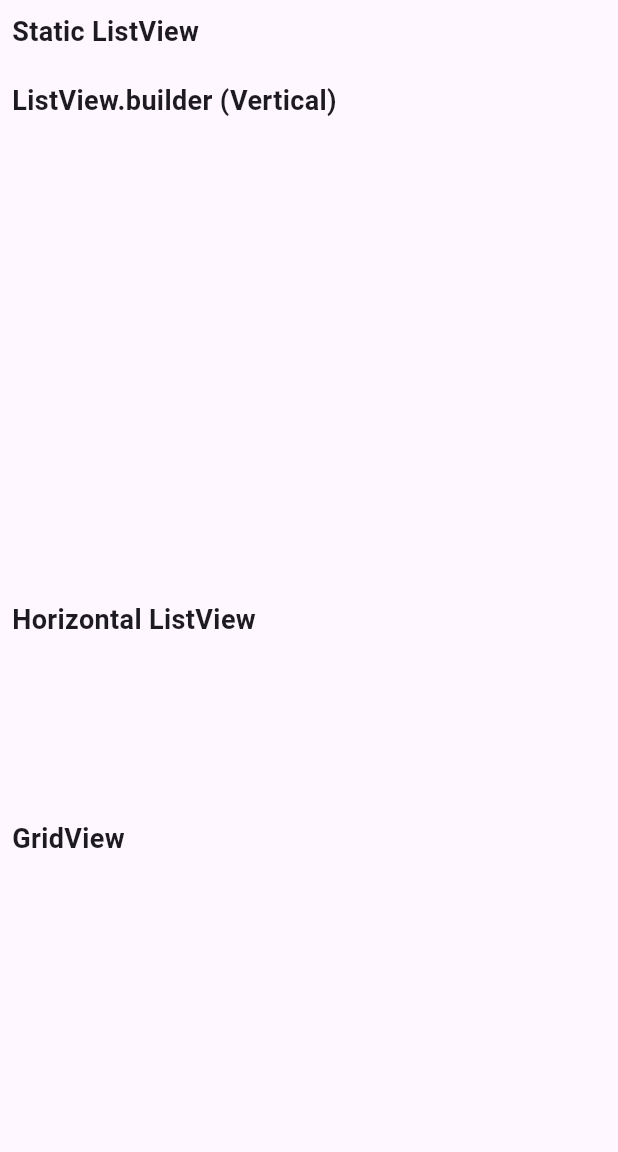
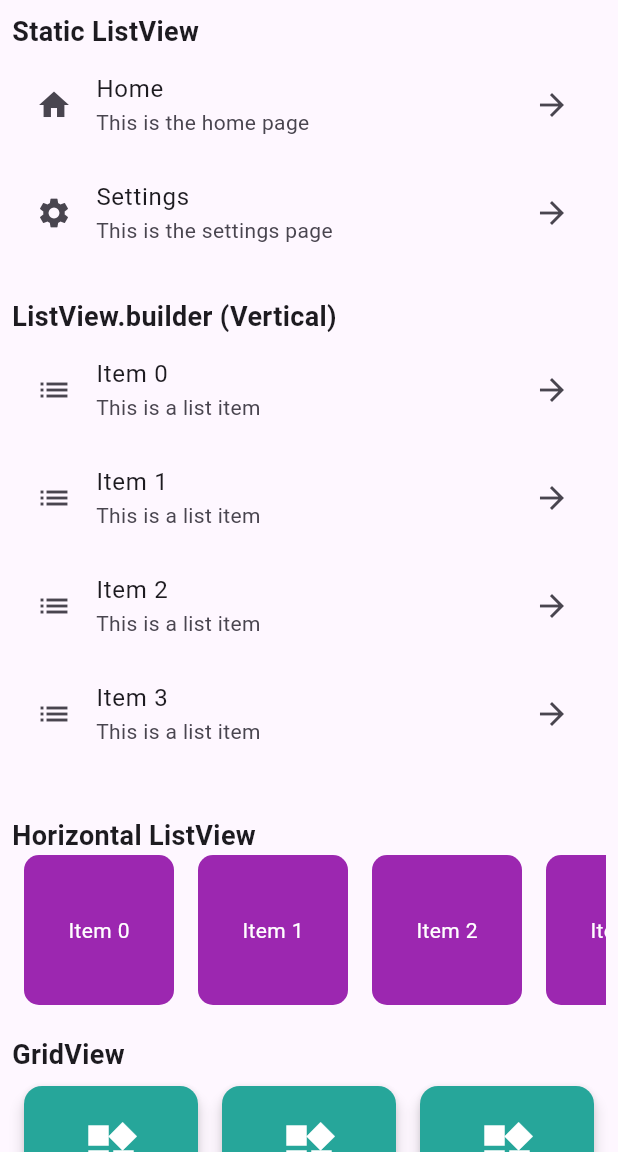
Before and after one commit to amndaaudi/latihan-praktikum-flutter, a Flutter app: the screen it shows after launch, on a phone screen of 412 x 824 dp, the part 84-1236 px from its top. Run offline on Flutter 3.47's test engine with Material 3 defaults, Android fonts, the phone set to English and light mode, and no system bars.

Commit message:
230441100096_AmandaAudiaBenitaPutri_KakKukuh_LatihanModul1

```diff
--- a/latihan_layout_navigation/lib/latihan_layout.dart
+++ b/latihan_layout_navigation/lib/latihan_layout.dart
@@ -20,7 +20,18 @@ class LayoutPage extends StatelessWidget {
             style: TextStyle(fontSize: 18, fontWeight: FontWeight.bold),
           ),
           // START TODO 1
-
+          const ListTile(
+            leading: Icon(Icons.home),
+            title: Text('Home'),
+            subtitle: Text('This is the home page'),
+            trailing: Icon(Icons.arrow_forward),
+          ),
+          const ListTile(
+            leading: Icon(Icons.settings),
+            title: Text('Settings'),
+            subtitle: Text('This is the settings page'),
+            trailing: Icon(Icons.arrow_forward),
+          ),
           // END TODO 1
           const SizedBox(height: 20),
 
@@ -32,6 +43,14 @@ class LayoutPage extends StatelessWidget {
           SizedBox(
             height: 300,
             // START TODO 2
+          child:ListView.builder(itemCount: 20, itemBuilder: (context, index) {
+              return ListTile(
+                leading: const Icon(Icons.list),
+                title: Text('Item $index'),
+                subtitle: const Text('This is a list item'),
+                trailing: const Icon(Icons.arrow_forward),
+              );
+            }),
 
             // END TODO 2
           ),
@@ -45,6 +64,26 @@ class LayoutPage extends StatelessWidget {
           SizedBox(
             height: 100,
             // START TODO 3
+           child: ListView.builder(
+              scrollDirection: Axis.horizontal,
+              itemCount: 10,
+              itemBuilder: (context, index) {
+              return Container(
+                width: 100,
+                margin: const EdgeInsets.symmetric(horizontal: 8),
+                decoration: BoxDecoration(
+                  color: Colors.purple,
+                  borderRadius: BorderRadius.circular(10),
+                ),
+                child: Center(
+                  child: Text(
+                    'Item $index',
+                    style: const TextStyle(color: Colors.white),
+                  ),
+                ),
+              );
+              },
+            ),
 
             // END TODO 3
           ),
@@ -58,6 +97,36 @@ class LayoutPage extends StatelessWidget {
           SizedBox(
             height: 300,
             // START TODO 4
+          child: GridView.count(crossAxisCount: 3,
+            physics: const NeverScrollableScrollPhysics(),
+            children: List.generate(6, (index) {
+            return Card(
+              color: Colors.teal[400],
+              elevation: 4,
+              margin: const EdgeInsets.all(8),
+              shape: RoundedRectangleBorder(
+                borderRadius: BorderRadius.circular(12),
+              ),
+              child: Center(
+                child: Column(
+                  mainAxisAlignment: MainAxisAlignment.center,
+                  children: [
+                    Icon(Icons.widgets, size: 40, color: Colors.white),
+                    const SizedBox(height: 10),
+                    Text(
+                      'Item $index',
+                      style: const TextStyle(
+                        color: Colors.white,
+                        fontSize: 16,
+                        fontWeight: FontWeight.w600,
+                      ),
+                    ),
+                  ],
+                ),
+              ),
+            );
+          }),
+              ),
 
             // END TODO 4
           ),
@@ -71,7 +140,12 @@ class LayoutPage extends StatelessWidget {
             child: ElevatedButton(
               onPressed: () {
                 // START TODO 5 : navigation.push
-
+              Navigator.push(
+                  context,
+                  MaterialPageRoute(builder: (context) => const NavigationPage(),
+                  ),
+                );
+              Navigator.pop(context);
                 // END TODO 5
               },
               style: ElevatedButton.styleFrom(
```
